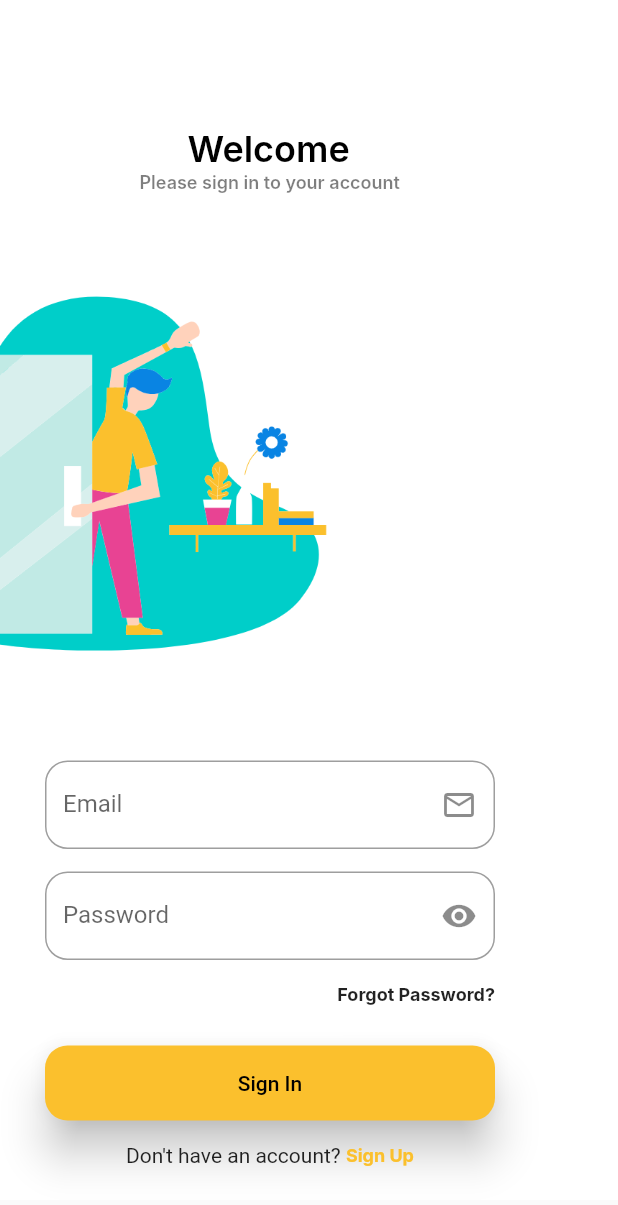
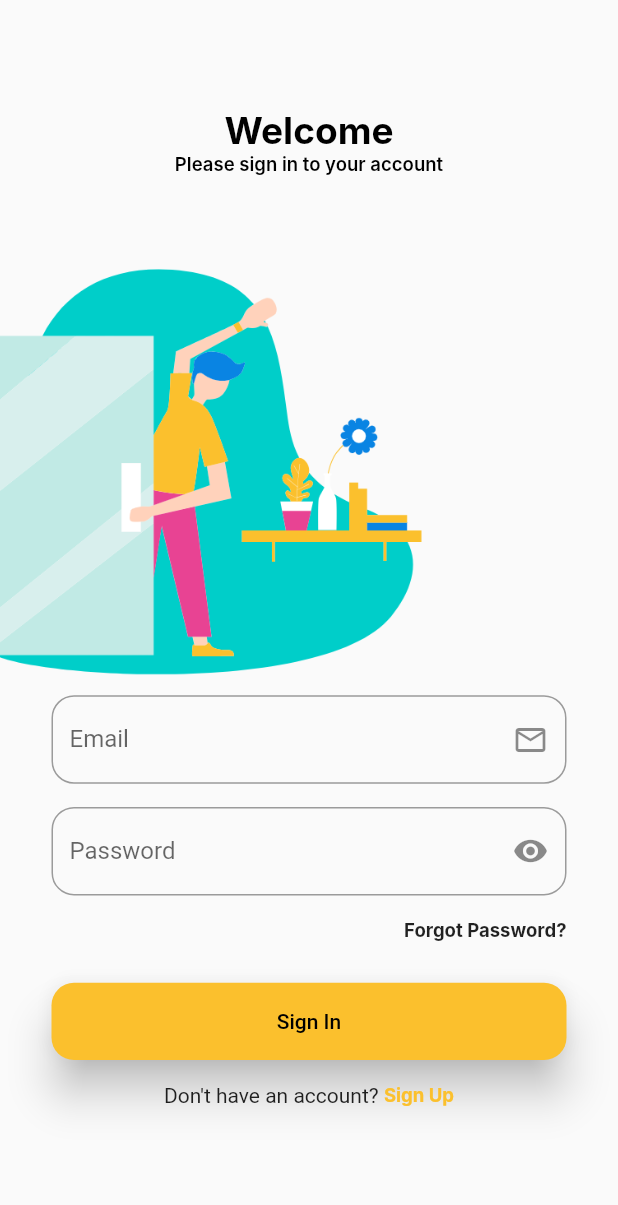
Before and after one commit to Product-Innovation-Rafflix/Rafflix, a Flutter app: the screen it shows after launch, on a phone screen of 412 x 824 dp. Shown: the top 1205 px of the screen. Run offline on Flutter 3.47's test engine with Material 2 defaults, Android fonts, the phone set to English and light mode, and no system bars; our stand-ins replace flutter_screenutil; Roboto replaces fonts that are missing (Inter).

Commit message:
fixed issue
closes #35

```diff
--- a/lib/main.dart
+++ b/lib/main.dart
@@ -1,21 +1,25 @@
 import 'package:flutter/material.dart';
 import 'package:rafflix/pages/homepage.dart';
 import 'package:rafflix/pages/signIn.dart';
+import 'package:flutter_screenutil/flutter_screenutil.dart';
 
 void main() {
   runApp(const MyApp());
 }
 
 class MyApp extends StatelessWidget {
-  const MyApp({super.key});
+  const MyApp({Key? key});
 
-  // This widget is the root of your application.
   @override
   Widget build(BuildContext context) {
-    return const MaterialApp(
-      debugShowCheckedModeBanner: false,
-      // home: HomePage(),
-      home: SignIn(),
+    return ScreenUtilInit(
+      designSize: const Size(360, 800),
+      builder: (BuildContext context, Widget? widget) {
+        return const MaterialApp(
+          debugShowCheckedModeBanner: false,
+          home: SignIn(),
+        );
+      },
     );
   }
 }
--- a/lib/pages/signIn.dart
+++ b/lib/pages/signIn.dart
@@ -1,6 +1,7 @@
 import 'dart:io';
-
 import 'package:flutter/material.dart';
+import 'package:flutter_screenutil/flutter_screenutil.dart';
+import 'package:rafflix/utils/text_field.dart';
 
 class SignIn extends StatefulWidget {
   const SignIn({Key? key}) : super(key: key);
@@ -13,84 +14,65 @@ class _SignInState extends State<SignIn> {
   bool passenable = true;
   @override
   Widget build(BuildContext context) {
+    double screenWidth = MediaQuery.of(context).size.width;
     return Scaffold(
-      body: Material(
-        child: Column(
-          children: [
-            Container(
-              height: 800,
-              decoration: BoxDecoration(color: Colors.white),
-              clipBehavior: Clip.antiAlias,
+      body: SafeArea(
+        child: Material(
           child: Stack(
             children: [
               Positioned(
-                    left: 125,
-                    top: 85,
-                    child: Text(
-                      'Welcome',
-                      style: TextStyle(
-                        fontSize: 24,
-                        fontWeight: FontWeight.w600,
-                        color: Colors.black,
-                        height: 0,
-                        fontFamily: 'Inter',
-                      ),
+                left: -85.w,
+                top: 105.h,
+                child: Container(
+                  width: 356.w,
+                  height: 408.h,
+                  child: Image.asset("images/signin.png"),
                 ),
               ),
               Positioned(
-                    left: 93,
-                    top: 114,
-                    child: Opacity(
-                      opacity: 0.5,
-                      child: Text(
+                top: 70.h,
+                child: Container(
+                  width: screenWidth,
+                  child: Center(
+                    child: Column(
+                      children: [
+                        Text(
+                          'Welcome',
+                          style: TextStyle(
+                            color: Colors.black,
+                            fontSize: 24.r,
+                            fontFamily: 'Inter',
+                            fontWeight: FontWeight.w700,
+                            height: 0,
+                          ),
+                        ),
+                        Text(
                           'Please sign in to your account',
                           style: TextStyle(
-                          fontSize: 12,
+                            color: Colors.black,
+                            fontSize: 12.r,
+                            fontFamily: 'Inter',
                             fontWeight: FontWeight.w600,
-                          color: Colors.black,
                             height: 0,
-                          fontFamily: 'Inter',
+                          ),
+                        ),
+                      ],
                     ),
                   ),
                 ),
               ),
               Positioned(
-                    left: -113,
-                    top: 115,
+                top: 450.h,
+                child: Padding(
+                  padding: EdgeInsets.symmetric(horizontal: 30.w),
                   child: Container(
-                        width: 356,
-                        height: 408,
-                        child: Image.asset('images/signin.png')),
-                  ),
-                  Positioned(
-                    top: 507,
-                    left: 30,
-                    child: Container(
-                      height: 293,
-                      width: 300,
+                    height: 293.h,
+                    width: 300.w,
                     child: Column(
                       children: [
-                          TextField(
-                            decoration: InputDecoration(
-                              border: OutlineInputBorder(
-                                borderRadius: BorderRadius.circular(15),
-                                borderSide: const BorderSide(width: 1),
-                              ),
-                              hintText: 'Email',
-                              labelText: 'Email',
-                              suffixIcon: IconButton(
-                                icon: const Icon(Icons.mail_outlined),
-                                onPressed: () {},
-                              ),
-                              hintStyle: TextStyle(
-                                fontSize: 14,
-                                fontFamily: 'Inter',
-                                fontWeight: FontWeight.w700,
-                                color: Colors.black,
-                              ),
-                            ),
-                          ),
-                          SizedBox(height: 15),
+                        InputTextField('Enter your email', 'Email',
+                            Icon(Icons.mail_outlined)),
+                        SizedBox(height: 15.h),
                         TextField(
                           obscureText: passenable,
                           decoration: InputDecoration(
@@ -112,14 +94,14 @@ class _SignInState extends State<SignIn> {
                                   : Icons.visibility_off),
                             ),
                             hintStyle: TextStyle(
-                                fontSize: 14,
+                              fontSize: 14.r,
                               fontFamily: 'Inter',
                               fontWeight: FontWeight.w700,
                               color: Colors.black,
                             ),
                           ),
                         ),
-                          SizedBox(height: 15),
+                        SizedBox(height: 15.h),
                         Align(
                           alignment: Alignment.centerRight,
                           child: InkWell(
@@ -129,16 +111,16 @@ class _SignInState extends State<SignIn> {
                             child: Text(
                               'Forgot Password?',
                               style: TextStyle(
-                                    fontSize: 12,
+                                  fontSize: 12.r,
                                   fontWeight: FontWeight.bold,
                                   fontFamily: 'Inter'),
                             ),
                           ),
                         ),
-                          SizedBox(height: 27),
+                        SizedBox(height: 27.h),
                         SizedBox(
                           width: double.infinity,
-                            height: 50,
+                          height: 50.h,
                           child: ElevatedButton(
                             onPressed: () {},
                             // style: ButtonStyle(elevation: MaterialStateProperty(12.0 )),
@@ -152,7 +134,7 @@ class _SignInState extends State<SignIn> {
                           ),
                         ),
                         SizedBox(
-                            height: 15,
+                          height: 15.h,
                         ),
                         Center(
                           child: Row(
@@ -167,7 +149,7 @@ class _SignInState extends State<SignIn> {
                                 child: Text(
                                   'Sign Up',
                                   style: TextStyle(
-                                        fontSize: 12,
+                                      fontSize: 12.r,
                                       fontWeight: FontWeight.bold,
                                       fontFamily: 'Inter',
                                       color: Color(0xFFFBC02D)),
@@ -180,10 +162,9 @@ class _SignInState extends State<SignIn> {
                     ),
                   ),
                 ),
+              ),
             ],
           ),
-            )
-          ],
         ),
       ),
     );
--- /dev/null
+++ b/lib/utils/text_field.dart
@@ -0,0 +1,25 @@
+import 'package:flutter/material.dart';
+import 'package:flutter_screenutil/flutter_screenutil.dart';
+
+TextField InputTextField(String hint, String label, Icon icon) {
+  return TextField(
+    decoration: InputDecoration(
+      border: OutlineInputBorder(
+        borderRadius: BorderRadius.circular(15),
+        borderSide: const BorderSide(width: 1),
+      ),
+      hintText: hint,
+      labelText: label,
+      suffixIcon: IconButton(
+        icon: icon,
+        onPressed: () {},
+      ),
+      hintStyle: TextStyle(
+        fontSize: 14.r,
+        fontFamily: 'Inter',
+        fontWeight: FontWeight.w700,
+        color: Colors.black,
+      ),
+    ),
+  );
+}
--- a/pubspec.yaml
+++ b/pubspec.yaml
@@ -36,6 +36,7 @@ dependencies:
   cupertino_icons: ^1.0.2
   flutter_staggered_grid_view: ^0.7.0
   image_network: ^2.5.4+1
+  flutter_screenutil: ^5.9.0
 
 dev_dependencies:
   flutter_test:
```
Also changed, not shown: pubspec.lock. Lines whose indentation alone changed are shown as unchanged.
